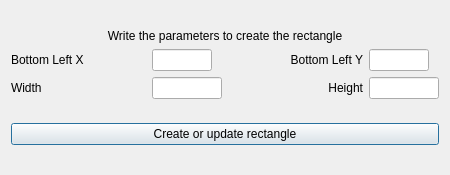
Above: astrocabtools/cube_ans/src/ui/rectangleCreation.ui from AlejandroGorgues/AstroCabTools before the change. Below: the same form after it.
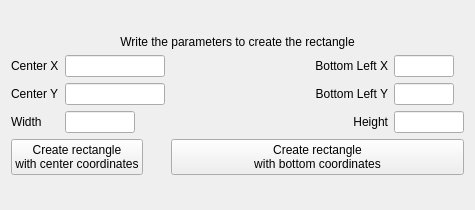
That is the form after the change.

```diff
--- a/astrocabtools/cube_ans/src/ui/rectangleCreation.ui
+++ b/astrocabtools/cube_ans/src/ui/rectangleCreation.ui
@@ -6,14 +6,14 @@
    <rect>
     <x>0</x>
     <y>0</y>
-    <width>450</width>
-    <height>175</height>
+    <width>475</width>
+    <height>210</height>
    </rect>
   </property>
   <property name="minimumSize">
    <size>
-    <width>450</width>
-    <height>175</height>
+    <width>475</width>
+    <height>210</height>
    </size>
   </property>
   <property name="windowTitle">
@@ -22,14 +22,43 @@
   <layout class="QGridLayout" name="gridLayout_2">
    <item row="0" column="0">
     <layout class="QGridLayout" name="gridLayout">
-     <item row="2" column="1">
+     <item row="3" column="0">
+      <widget class="QLabel" name="label_6">
+       <property name="sizePolicy">
+        <sizepolicy hsizetype="Fixed" vsizetype="Preferred">
+         <horstretch>0</horstretch>
+         <verstretch>0</verstretch>
+        </sizepolicy>
+       </property>
+       <property name="text">
+        <string>Center X</string>
+       </property>
+      </widget>
+     </item>
+     <item row="3" column="1">
+      <widget class="QLineEdit" name="centerXLineEdit">
+       <property name="sizePolicy">
+        <sizepolicy hsizetype="Expanding" vsizetype="Fixed">
+         <horstretch>0</horstretch>
+         <verstretch>0</verstretch>
+        </sizepolicy>
+       </property>
+       <property name="minimumSize">
+        <size>
+         <width>100</width>
+         <height>0</height>
+        </size>
+       </property>
+       <property name="maximumSize">
+        <size>
+         <width>100</width>
+         <height>16777215</height>
+        </size>
+       </property>
+      </widget>
+     </item>
+     <item row="5" column="1">
       <widget class="QLineEdit" name="widthLineEdit">
-       <property name="minimumSize">
-        <size>
-         <width>70</width>
-         <height>0</height>
-        </size>
-       </property>
        <property name="maximumSize">
         <size>
          <width>70</width>
@@ -38,7 +67,7 @@
        </property>
       </widget>
      </item>
-     <item row="2" column="2">
+     <item row="5" column="2">
       <widget class="QLabel" name="label_5">
        <property name="text">
         <string>Height</string>
@@ -48,21 +77,20 @@
        </property>
       </widget>
      </item>
-     <item row="2" column="0">
+     <item row="5" column="0">
       <widget class="QLabel" name="label_3">
+       <property name="sizePolicy">
+        <sizepolicy hsizetype="Fixed" vsizetype="Preferred">
+         <horstretch>0</horstretch>
+         <verstretch>0</verstretch>
+        </sizepolicy>
+       </property>
        <property name="text">
         <string>Width</string>
        </property>
       </widget>
      </item>
-     <item row="1" column="0">
-      <widget class="QLabel" name="label_2">
-       <property name="text">
-        <string>Bottom Left X</string>
-       </property>
-      </widget>
-     </item>
-     <item row="1" column="2">
+     <item row="4" column="2">
       <widget class="QLabel" name="label_4">
        <property name="text">
         <string>Bottom Left Y</string>
@@ -72,30 +100,8 @@
        </property>
       </widget>
      </item>
-     <item row="1" column="1">
-      <widget class="QLineEdit" name="bottomLeftXLineEdit">
-       <property name="minimumSize">
-        <size>
-         <width>60</width>
-         <height>0</height>
-        </size>
-       </property>
-       <property name="maximumSize">
-        <size>
-         <width>60</width>
-         <height>16777215</height>
-        </size>
-       </property>
-      </widget>
-     </item>
-     <item row="1" column="3">
+     <item row="4" column="3">
       <widget class="QLineEdit" name="bottomLeftYLineEdit">
-       <property name="minimumSize">
-        <size>
-         <width>60</width>
-         <height>0</height>
-        </size>
-       </property>
        <property name="maximumSize">
         <size>
          <width>60</width>
@@ -104,14 +110,8 @@
        </property>
       </widget>
      </item>
-     <item row="2" column="3">
+     <item row="5" column="3">
       <widget class="QLineEdit" name="heightLineEdit">
-       <property name="minimumSize">
-        <size>
-         <width>70</width>
-         <height>0</height>
-        </size>
-       </property>
        <property name="maximumSize">
         <size>
          <width>70</width>
@@ -136,15 +136,112 @@
        </property>
       </widget>
      </item>
+     <item row="6" column="0" colspan="2">
+      <widget class="QPushButton" name="createCenterButton">
+       <property name="enabled">
+        <bool>true</bool>
+       </property>
+       <property name="sizePolicy">
+        <sizepolicy hsizetype="Fixed" vsizetype="Fixed">
+         <horstretch>0</horstretch>
+         <verstretch>0</verstretch>
+        </sizepolicy>
+       </property>
+       <property name="minimumSize">
+        <size>
+         <width>0</width>
+         <height>0</height>
+        </size>
+       </property>
+       <property name="focusPolicy">
+        <enum>Qt::NoFocus</enum>
+       </property>
+       <property name="contextMenuPolicy">
+        <enum>Qt::DefaultContextMenu</enum>
+       </property>
+       <property name="acceptDrops">
+        <bool>false</bool>
+       </property>
+       <property name="layoutDirection">
+        <enum>Qt::LeftToRight</enum>
+       </property>
+       <property name="autoFillBackground">
+        <bool>false</bool>
+       </property>
+       <property name="text">
+        <string>Create rectangle 
+with center coordinates</string>
+       </property>
+       <property name="default">
+        <bool>false</bool>
+       </property>
+       <property name="flat">
+        <bool>false</bool>
+       </property>
+      </widget>
+     </item>
+     <item row="6" column="2" colspan="2">
+      <widget class="QPushButton" name="createBottomButton">
+       <property name="enabled">
+        <bool>true</bool>
+       </property>
+       <property name="focusPolicy">
+        <enum>Qt::NoFocus</enum>
+       </property>
+       <property name="text">
+        <string>Create rectangle 
+with bottom coordinates</string>
+       </property>
+      </widget>
+     </item>
+     <item row="4" column="0">
+      <widget class="QLabel" name="label_7">
+       <property name="sizePolicy">
+        <sizepolicy hsizetype="Fixed" vsizetype="Preferred">
+         <horstretch>0</horstretch>
+         <verstretch>0</verstretch>
+        </sizepolicy>
+       </property>
+       <property name="text">
+        <string>Center Y</string>
+       </property>
+       <property name="alignment">
+        <set>Qt::AlignLeading|Qt::AlignLeft|Qt::AlignVCenter</set>
+       </property>
+      </widget>
+     </item>
+     <item row="4" column="1">
+      <widget class="QLineEdit" name="centerYLineEdit">
+       <property name="maximumSize">
+        <size>
+         <width>100</width>
+         <height>16777215</height>
+        </size>
+       </property>
+      </widget>
+     </item>
+     <item row="3" column="3">
+      <widget class="QLineEdit" name="bottomLeftXLineEdit">
+       <property name="maximumSize">
+        <size>
+         <width>60</width>
+         <height>16777215</height>
+        </size>
+       </property>
+      </widget>
+     </item>
+     <item row="3" column="2">
+      <widget class="QLabel" name="label_2">
+       <property name="text">
+        <string>Bottom Left X</string>
+       </property>
+       <property name="alignment">
+        <set>Qt::AlignRight|Qt::AlignTrailing|Qt::AlignVCenter</set>
+       </property>
+      </widget>
+     </item>
     </layout>
    </item>
-   <item row="1" column="0">
-    <widget class="QPushButton" name="createButton">
-     <property name="text">
-      <string>Create or update rectangle</string>
-     </property>
-    </widget>
-   </item>
   </layout>
  </widget>
  <resources/>
```
